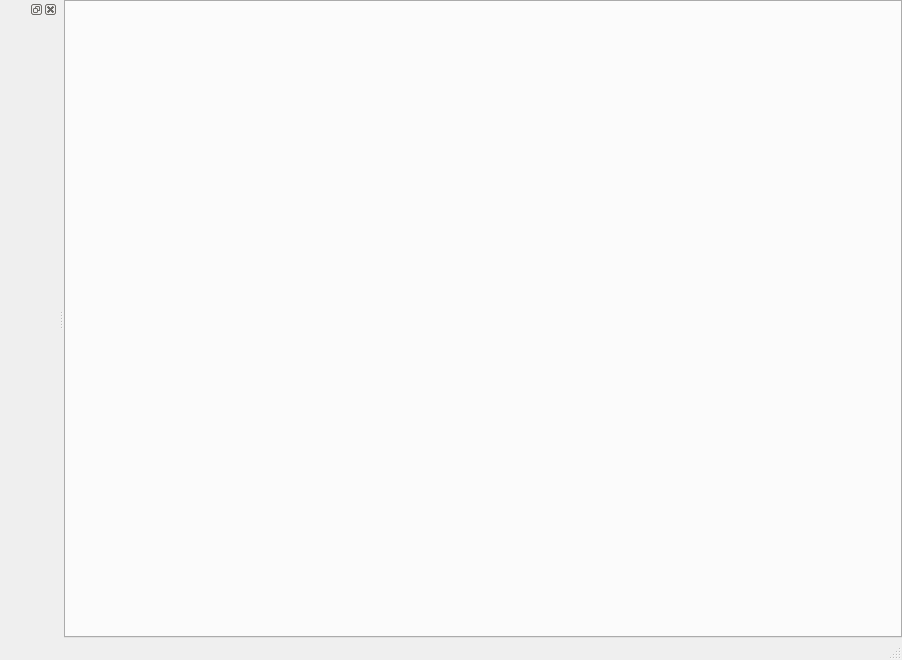
The window that Tools/NGTProjectQt/DataQt/MainWindow.ui (xaoctech/dava.engine) describes before a commit, drawn with Qt 5.
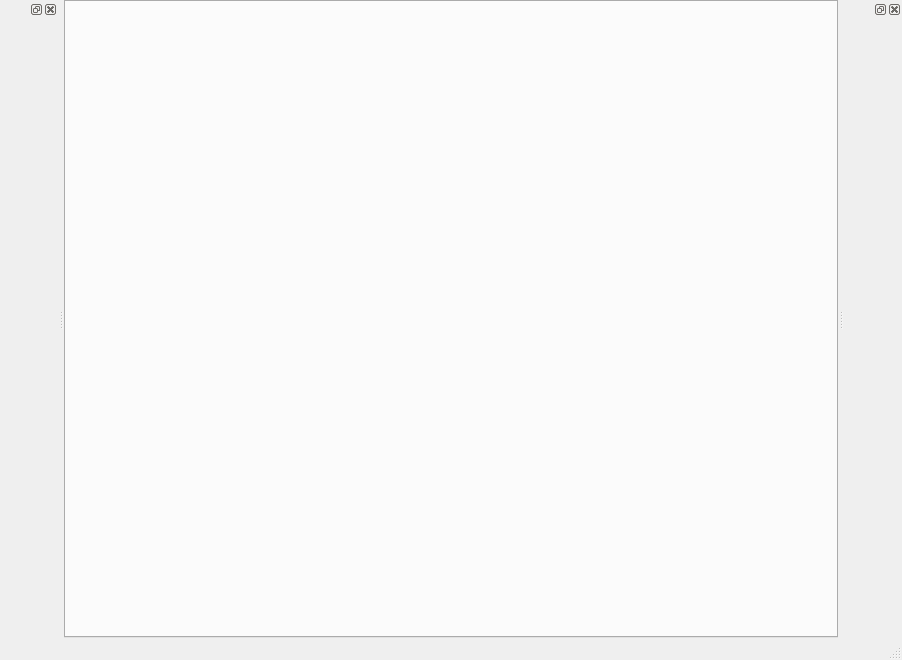
The same window after the commit.

```diff
--- a/Tools/NGTProjectQt/DataQt/MainWindow.ui
+++ b/Tools/NGTProjectQt/DataQt/MainWindow.ui
@@ -83,6 +83,15 @@
     </layout>
    </widget>
   </widget>
+  <widget class="QDockWidget" name="dockWidget_2">
+   <property name="layoutTags" stdset="0">
+    <string notr="true">PropertyPanel</string>
+   </property>
+   <attribute name="dockWidgetArea">
+    <number>2</number>
+   </attribute>
+   <widget class="QWidget" name="dockWidgetContents_2"/>
+  </widget>
   <action name="action1">
    <property name="text">
     <string>1</string>
```
Left out of the diff: 2 changed lines with no effect on the pictures.
